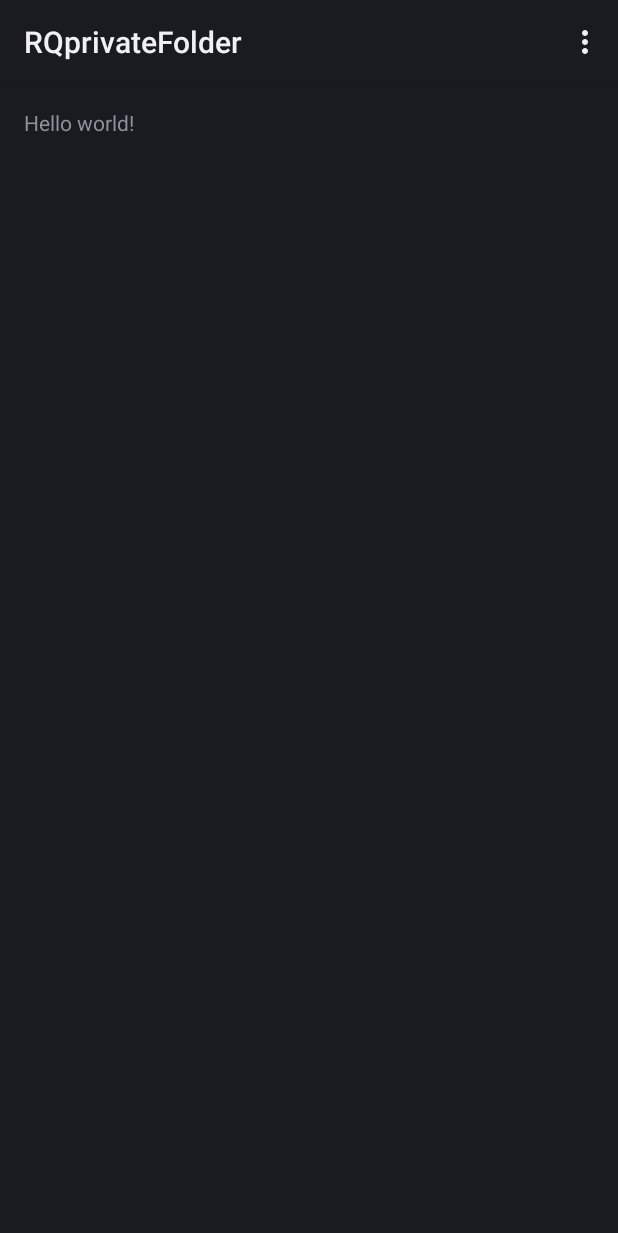
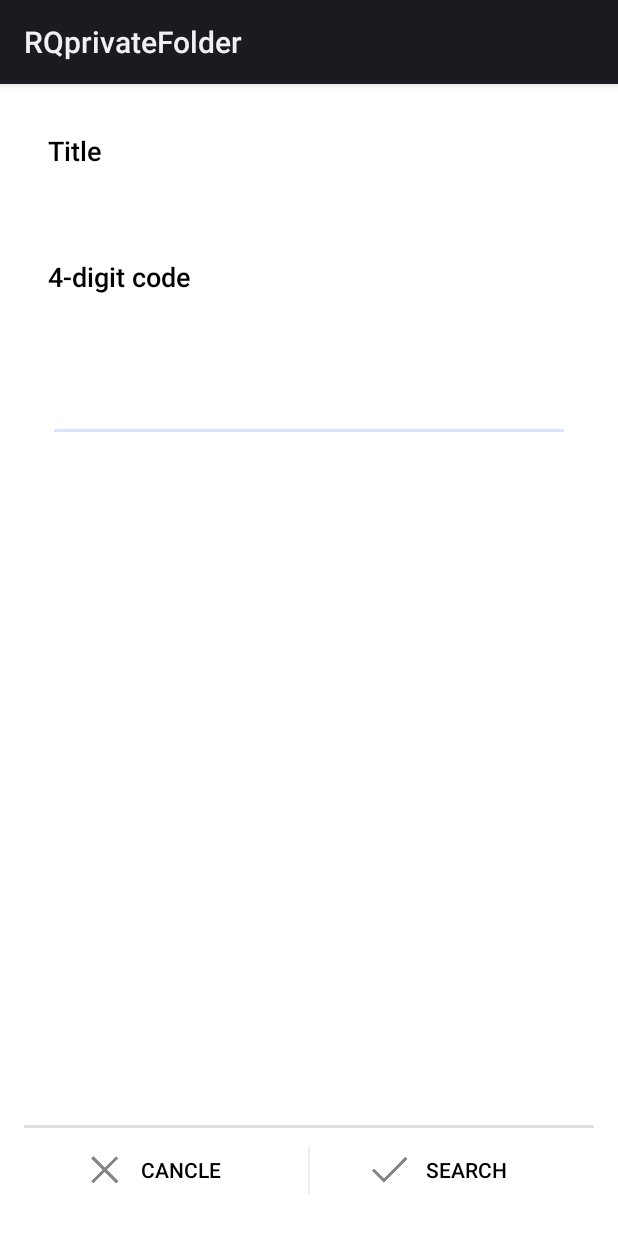
Before and after one commit to nurimelia/DropTo, an Android app: the RQprivateFolder screen opened directly, with no data from a screen before it, on a phone screen of 412 x 824 dp. Shown: the top 1233 px of the screen. Run offline under Robolectric (Android 15) with nearby library versions, the phone set to English and light mode, and no system bars.

```diff
--- a/app/src/main/java/com/teratotech/dropto/DroptoUploadActivity.java
+++ b/app/src/main/java/com/teratotech/dropto/DroptoUploadActivity.java
@@ -117,7 +117,7 @@ public class DroptoUploadActivity extends Activity {
                 progressDialog = ProgressDialog.show(DroptoUploadActivity.this, "", "Uploading File...", true);
                 dropTo = new DropTo();
             // When the user clicks "Save," upload the file to Parse / Add data to the dropto object:
-                dropTo.setTitle(FileName.getText().toString());
+                dropTo.setfileName(FileName.getText().toString());
                 dropTo.setFileType("jpg");
 
                 // Add the rating (the duraction )
@@ -325,10 +325,7 @@ public class DroptoUploadActivity extends Activity {
                 viewImage.setImageBitmap(thumbnail);
             }
         }
-
-
     }
-
 
     @Override
     public boolean onOptionsItemSelected(MenuItem item) {
--- a/app/src/main/java/com/teratotech/dropto/RQprivateFolder.java
+++ b/app/src/main/java/com/teratotech/dropto/RQprivateFolder.java
@@ -4,15 +4,32 @@ import android.app.Activity;
 import android.os.Bundle;
 import android.view.Menu;
 import android.view.MenuItem;
+import android.view.View;
+import android.widget.EditText;
+import android.widget.FrameLayout;
+import android.widget.TextView;
+import android.widget.Toast;
+
+import com.parse.ParseException;
+import com.parse.SaveCallback;
 
 
 public class RQprivateFolder extends Activity {
+
+    private FrameLayout cancelButton;
+    private DropTo dropTo;
+    private FrameLayout searchButton;
+    private EditText folderName;
+
 
     @Override
     protected void onCreate(Bundle savedInstanceState) {
         super.onCreate(savedInstanceState);
         setContentView(R.layout.activity_rqprivate_folder);
     }
+
+
+
 
 
     @Override
@@ -28,9 +45,9 @@ public class RQprivateFolder extends Activity {
         // automatically handle clicks on the Home/Up button, so long
         // as you specify a parent activity in AndroidManifest.xml.
         int id = item.getItemId();
-        if (id == R.id.action_settings) {
-            return true;
-        }
+       // if (id == R.id.action_settings) {
+         //   return true;
+       // }
         return super.onOptionsItemSelected(item);
     }
 }
--- a/app/src/main/java/com/teratotech/dropto/SingleItemView.java
+++ b/app/src/main/java/com/teratotech/dropto/SingleItemView.java
@@ -123,8 +123,7 @@ public class SingleItemView extends Activity {
                                     progressDialog.dismiss();
 
                                 } else {
-                                    Log.d("test",
-                                            "There was a problem downloading the data.");
+                                    Log.d("test","There was a problem downloading the data.");
                                 }
                             }
                         });
--- a/app/src/main/res/layout/activity_rqprivate_folder.xml
+++ b/app/src/main/res/layout/activity_rqprivate_folder.xml
@@ -1,16 +1,114 @@
 <RelativeLayout xmlns:android="http://schemas.android.com/apk/res/android"
-    xmlns:tools="http://schemas.android.com/tools"
     android:layout_width="match_parent"
     android:layout_height="match_parent"
     android:paddingLeft="@dimen/activity_horizontal_margin"
     android:paddingRight="@dimen/activity_horizontal_margin"
     android:paddingTop="@dimen/activity_vertical_margin"
     android:paddingBottom="@dimen/activity_vertical_margin"
-    tools:context="com.teratotech.dropto.RQprivateFolder">
+    android:background="#FFFFFF">
 
-    <TextView
-        android:text="@string/hello_world"
-        android:layout_width="wrap_content"
-        android:layout_height="wrap_content" />
+    <LinearLayout
+        android:id="@+id/dropto_create_folder"
+        android:orientation="horizontal"
+        android:layout_width="match_parent"
+        android:layout_height="?android:actionBarSize"
+        android:layout_alignParentBottom="true"
+        android:divider="?android:attr/dividerVertical"
+        android:dividerPadding="12dp"
+        android:showDividers="middle">
+
+        <FrameLayout
+            android:id="@+id/action_discard"
+            style="?android:actionButtonStyle"
+            android:layout_width="0dp"
+            android:layout_height="match_parent"
+            android:layout_weight="1"
+            android:background="@drawable/btn_borderless"
+            android:clickable="true">
+
+            <TextView
+                style="?android:actionBarTabTextStyle"
+                android:layout_width="wrap_content"
+                android:layout_height="wrap_content"
+                android:layout_gravity="center"
+                android:drawableLeft="@drawable/ic_action_cancel"
+                android:drawablePadding="8dp"
+                android:gravity="center_vertical"
+                android:paddingRight="20dp"
+                android:text="@string/label_discard"
+                android:textColor="#000000" />
+
+        </FrameLayout>
+
+        <FrameLayout
+            android:id="@+id/action_save"
+            style="?android:actionButtonStyle"
+            android:layout_width="0dp"
+            android:layout_height="match_parent"
+            android:layout_weight="1"
+            android:background="@drawable/btn_borderless"
+            android:clickable="true">
+
+            <TextView
+                style="?android:actionBarTabTextStyle"
+                android:layout_width="wrap_content"
+                android:layout_height="wrap_content"
+                android:layout_gravity="center"
+                android:drawableLeft="@drawable/ic_action_accept"
+                android:drawablePadding="8dp"
+                android:gravity="center_vertical"
+                android:paddingRight="20dp"
+                android:text="Search"
+                android:textColor="#000000" />
+
+        </FrameLayout>
+
+    </LinearLayout>
+
+    <View style="@style/Separator" android:layout_above="@id/dropto_create_folder" />
+
+
+    <LinearLayout
+        android:id="@+id/droptoprivate_form"
+        android:layout_width="match_parent"
+        android:layout_height="wrap_content"
+        android:orientation="vertical"
+        android:padding="16dp">
+
+        <TextView
+            android:layout_width="match_parent"
+            android:layout_height="wrap_content"
+            android:textAppearance="?android:attr/textAppearanceMedium"
+            android:text="@string/label_title"
+            android:textColor="#000000"/>
+
+        <TextView
+            android:id="@+id/droptoprivate_title"
+            android:layout_width="match_parent"
+            android:layout_height="wrap_content"
+            android:ems="10"
+            android:inputType="textCapWords"
+            android:textColor="#000000"/>
+
+        <TextView
+            android:layout_width="match_parent"
+            android:layout_height="wrap_content"
+            android:textAppearance="?android:attr/textAppearanceMedium"
+            android:text="4-digit code"
+            android:textColor="#000000"
+            android:layout_marginTop="40dp"/>
+
+        <EditText
+            android:layout_width="fill_parent"
+            android:layout_height="wrap_content"
+            android:id="@+id/generatenumber"
+            android:textSize="50dp"
+            android:layout_marginTop="10dp"
+            android:inputType="number"
+            android:textColor="#000000"/>
+
+
+
+    </LinearLayout>
 
 </RelativeLayout>
--- a/app/src/main/res/menu/rqprivate_folder.xml
+++ b/app/src/main/res/menu/rqprivate_folder.xml
@@ -1,8 +1,6 @@
 <menu xmlns:android="http://schemas.android.com/apk/res/android"
+
     xmlns:tools="http://schemas.android.com/tools"
-    tools:context="com.teratotech.dropto.RQprivateFolder" >
-    <item android:id="@+id/action_settings"
-        android:title="@string/action_settings"
-        android:orderInCategory="100"
-        android:showAsAction="never" />
+    tools:context="com.teratotech.dropto.DroptoCreateFolder"
+    android:background="@color/white">
 </menu>
```
Also changed, not shown: app/src/main/java/com/teratotech/dropto/DropTo.java (+39 -5 lines), app/src/main/java/com/teratotech/dropto/DropToFolder.java (+31 -3 lines), app/src/main/java/com/teratotech/dropto/DroptoCreateFolder.java (+8 -1 lines), app/src/main/java/com/teratotech/dropto/File.java (added, +37 -0 lines), app/src/main/java/com/teratotech/dropto/Folder.java (added, +31 -0 lines), app/src/main/java/com/teratotech/dropto/Item.java (added, +38 -0 lines), app/src/main/java/com/teratotech/dropto/ListViewAdapter.java (+23 -55 lines), app/src/main/java/com/teratotech/dropto/MainActivity.java (+95 -43 lines), app/src/main/res/layout/listview_item.xml (+6 -3 lines), app/src/main/res/drawable-hdpi/seedericon.png (added).
